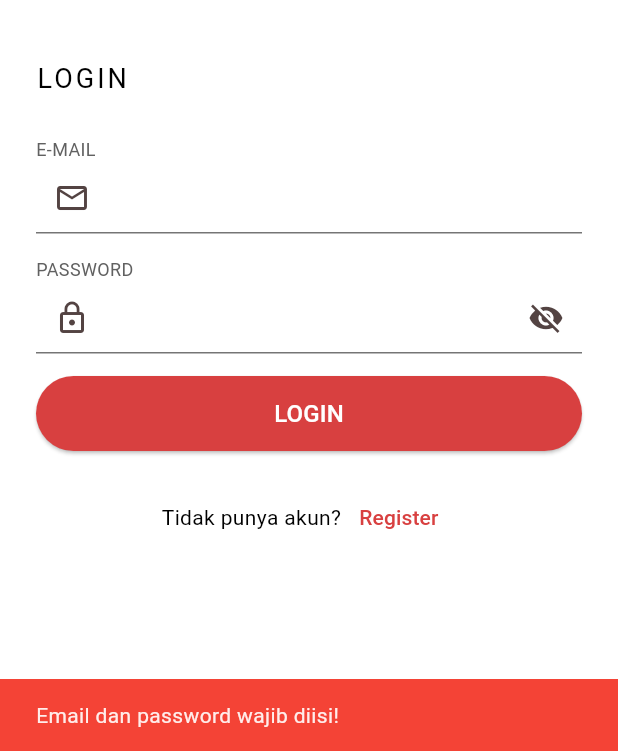
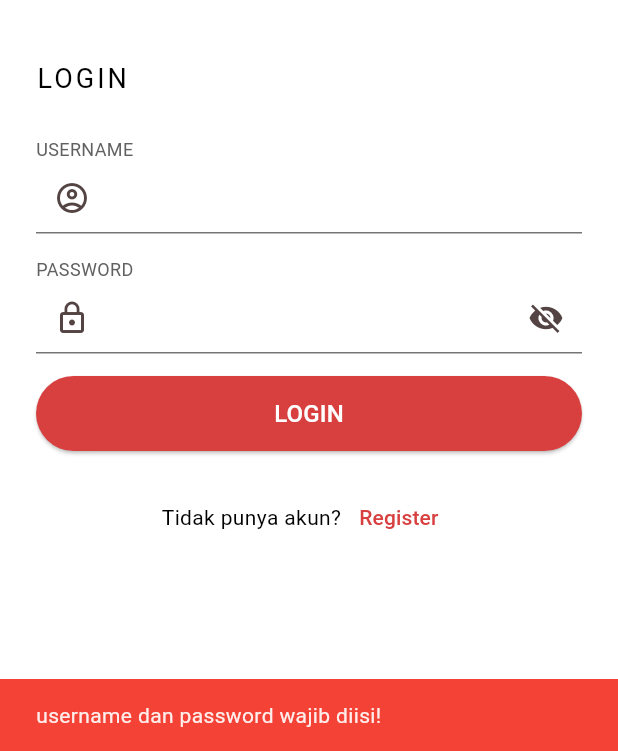
Before and after one commit to 231130651/flutter, a Flutter app: the screen it shows after launch, after a tap on "LOGIN", on a phone screen of 412 x 824 dp, the part 485-1236 px from its top. Run offline on Flutter 3.47's test engine with Material 3 defaults, Android fonts, the phone set to English and light mode, and no system bars; our stand-ins replace fl_chart, sqflite; accounts and stored records are empty.

Commit message:
Change Email to Username

```diff
--- a/lib/view/login_page.dart
+++ b/lib/view/login_page.dart
@@ -26,15 +26,15 @@ class _LoginPageState extends State<LoginPage> {
   }
 
   Future<void> _handleLogin() async {
-    final email = userCtrl.text.trim();
+    final username = userCtrl.text.trim();
     final password = passCtrl.text.trim();
 
-    if (email.isEmpty || password.isEmpty) {
-      _showSnackBar("Email dan password wajib diisi!");
+    if (username.isEmpty || password.isEmpty) {
+      _showSnackBar("username dan password wajib diisi!");
       return;
     }
 
-    final user = await dbHandler.loginUser(email, password);
+    final user = await dbHandler.loginUser(username, password);
     if (user != null && mounted) {
       _showSnackBar("Login berhasil!", success: true);
       Navigator.pushReplacement(
@@ -42,7 +42,7 @@ class _LoginPageState extends State<LoginPage> {
         MaterialPageRoute(builder: (_) => const DashboardScreen()),
       );
     } else {
-      _showSnackBar("Email atau password salah.");
+      _showSnackBar("username atau password salah.");
     }
 
     userCtrl.clear();
@@ -88,7 +88,7 @@ class _LoginPageState extends State<LoginPage> {
                 const SizedBox(height: 40),
                 const Text("LOGIN", style: TextStyle(fontSize: 18, letterSpacing: 2)),
                 const SizedBox(height: 25),
-                _inputField("E-MAIL", Icons.email_outlined, userCtrl),
+                _inputField("USERNAME", Icons.account_circle_outlined, userCtrl),
                 _passwordField(),
                 SizedBox(
                   width: double.infinity,
--- a/lib/view/register_page.dart
+++ b/lib/view/register_page.dart
@@ -10,7 +10,7 @@ class RegisterPage extends StatefulWidget {
 }
 
 class _RegisterPageState extends State<RegisterPage> {
-  final TextEditingController emailCtrl = TextEditingController();
+  final TextEditingController userCtrl = TextEditingController();
   final TextEditingController passCtrl = TextEditingController();
   final TextEditingController confirmCtrl = TextEditingController();
 
@@ -27,11 +27,11 @@ class _RegisterPageState extends State<RegisterPage> {
   }
 
   Future<void> _handleRegister() async {
-    final email = emailCtrl.text.trim();
+    final username = userCtrl.text.trim();
     final pass = passCtrl.text;
     final confirm = confirmCtrl.text;
 
-    if (email.isEmpty || pass.isEmpty || confirm.isEmpty) {
+    if (username.isEmpty || pass.isEmpty || confirm.isEmpty) {
       _showSnackBar("Semua field wajib diisi!");
       return;
     }
@@ -42,7 +42,7 @@ class _RegisterPageState extends State<RegisterPage> {
     }
 
     final success = await Provider.of<RegisterController>(context, listen: false)
-        .register(email, pass);
+        .register(username, pass);
 
     if (!mounted) return;
 
@@ -50,7 +50,7 @@ class _RegisterPageState extends State<RegisterPage> {
       _showSnackBar("Registrasi berhasil!", success: true);
       Navigator.pop(context);
     } else {
-      _showSnackBar("Email sudah terdaftar.");
+      _showSnackBar("username sudah terdaftar.");
     }
   }
 
@@ -93,7 +93,7 @@ class _RegisterPageState extends State<RegisterPage> {
                 const SizedBox(height: 40),
                 const Text("REGISTER", style: TextStyle(fontSize: 18, letterSpacing: 2)),
                 const SizedBox(height: 25),
-                _inputField("E-MAIL", Icons.email_outlined, emailCtrl),
+                _inputField("USERNAME", Icons.account_circle_outlined, userCtrl),
                 _passwordField(),
                 _confirmPasswordField(),
                 const SizedBox(height: 10),
```
